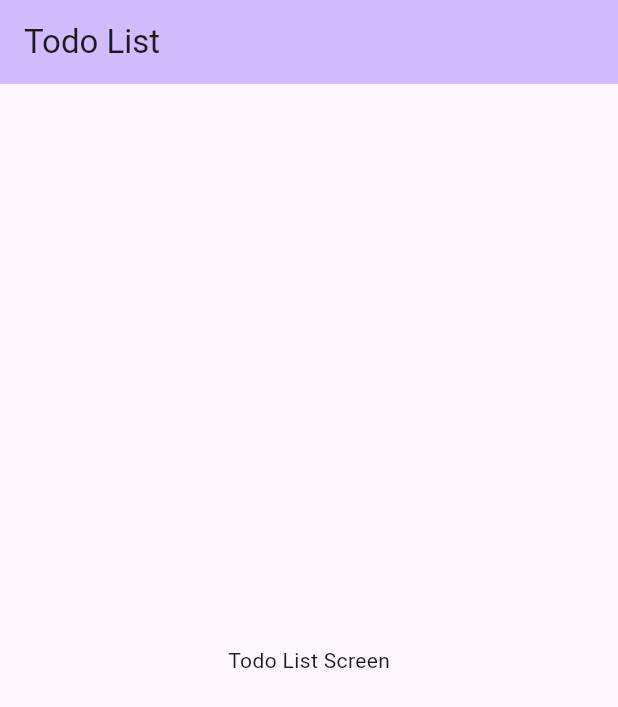
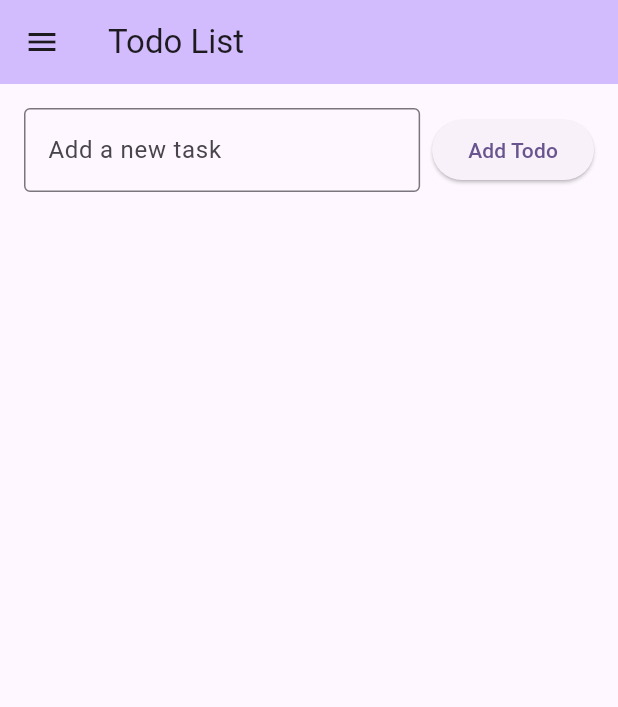
Before and after one commit to SpectreFury/flutter-todo, a Flutter app: the screen it shows after launch, on a phone screen of 412 x 824 dp. Shown: the top 707 px of the screen. Run offline on Flutter 3.47's test engine with Material 3 defaults, Android fonts, the phone set to English and light mode, and no system bars.

Commit message:
Add a simple todo list

```diff
--- a/lib/main.dart
+++ b/lib/main.dart
@@ -12,6 +12,7 @@ class MyApp extends StatelessWidget {
   @override
   Widget build(BuildContext context) {
     return MaterialApp(
+      debugShowCheckedModeBanner: false,
       title: 'Flutter Demo',
       theme: ThemeData(
         colorScheme: ColorScheme.fromSeed(seedColor: Colors.deepPurple),
--- a/lib/screens/todo_screen.dart
+++ b/lib/screens/todo_screen.dart
@@ -1,7 +1,25 @@
 import 'package:flutter/material.dart';
 
-class TodoScreen extends StatelessWidget {
+class TodoScreen extends StatefulWidget {
   const TodoScreen({super.key});
+
+  @override
+  State<TodoScreen> createState() => _TodoScreenState();
+}
+
+class _TodoScreenState extends State<TodoScreen> {
+  final TextEditingController _taskInputController = TextEditingController();
+
+  List<String> _todoList = [];
+
+  void _addTodo() {
+    if (_taskInputController.text.isNotEmpty) {
+      setState(() {
+        _todoList.add(_taskInputController.text);
+      });
+      _taskInputController.clear();
+    }
+  }
 
   @override
   Widget build(BuildContext context) {
@@ -10,7 +28,64 @@ class TodoScreen extends StatelessWidget {
         title: const Text("Todo List"),
         backgroundColor: Theme.of(context).colorScheme.inversePrimary,
       ),
-      body: Center(child: const Text("Todo List Screen")),
+      body: Column(
+        children: [
+          Padding(
+            padding: const EdgeInsets.all(16.0),
+            child: Row(
+              children: [
+                Expanded(
+                  child: TextField(
+                    decoration: InputDecoration(
+                      labelText: 'Add a new task',
+                      hintText: 'Type here',
+                      border: OutlineInputBorder(),
+                    ),
+                    controller: _taskInputController,
+                  ),
+                ),
+                SizedBox(width: 8), // Add some spacing
+                ElevatedButton(
+                  onPressed: _addTodo,
+                  child: const Text('Add Todo'),
+                ),
+              ],
+            ),
+          ),
+          Expanded(
+            child: ListView.builder(
+              itemCount: _todoList.length,
+              itemBuilder: (context, index) {
+                return ListTile(
+                  title: Text(_todoList[index]),
+                  leading: Icon(Icons.check),
+                  trailing: IconButton(
+                    icon: Icon(Icons.delete),
+                    onPressed: () {
+                      setState(() {
+                        _todoList.removeAt(index);
+                      });
+                    },
+                  ),
+                );
+              },
+            ),
+          ),
+        ],
+      ),
+      drawer: Drawer(
+        child: ListView(
+          padding: EdgeInsets.zero,
+          children: [
+            DrawerHeader(
+              decoration: BoxDecoration(
+                color: Theme.of(context).colorScheme.primary,
+              ),
+              child: Text('Menu'),
+            ),
+          ],
+        ),
+      ),
     );
   }
 }
```
